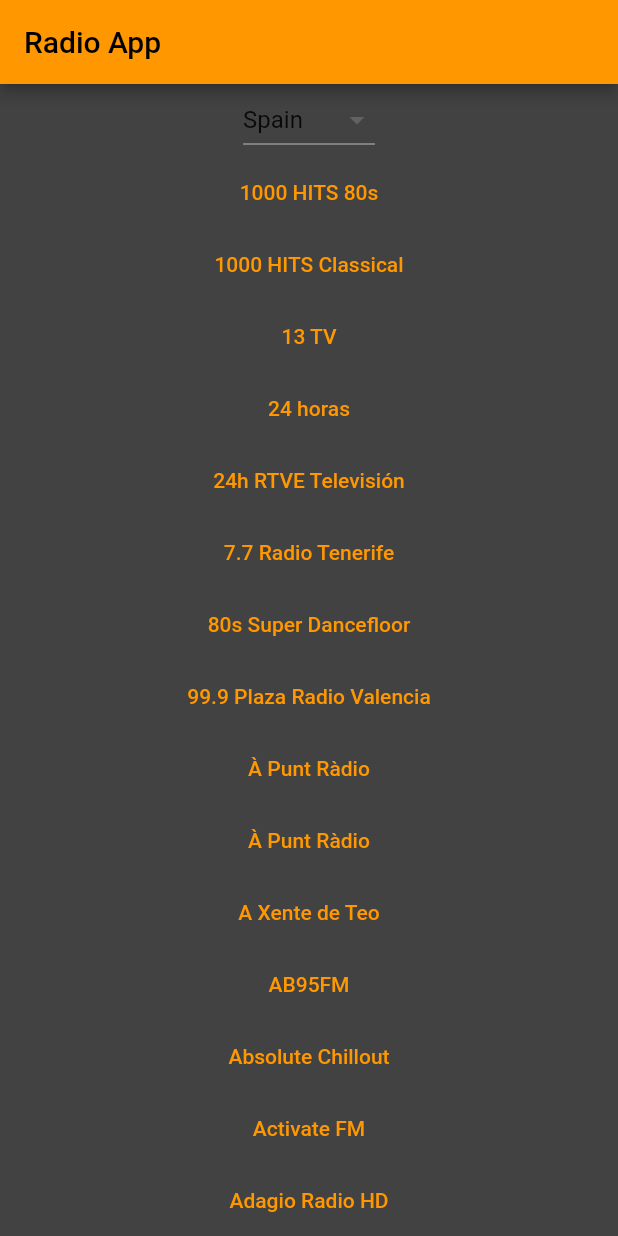
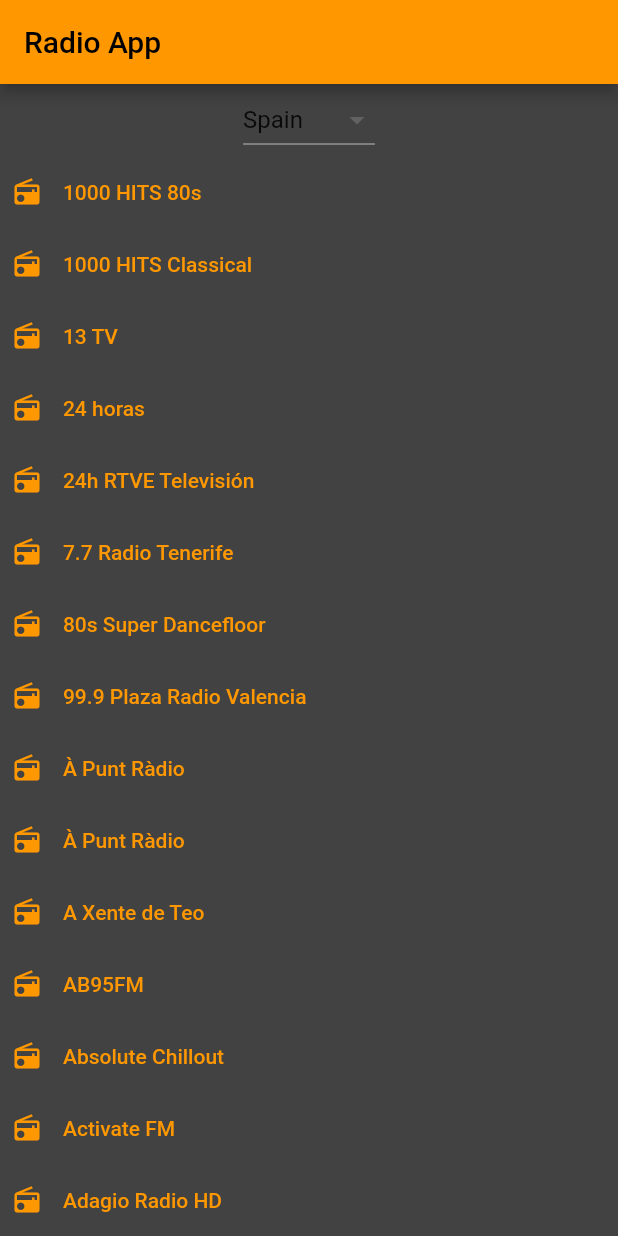
Before and after one commit to jlpg81/radio-app, a Flutter app: the screen it shows after launch, scrolled down 576 dp, on a phone screen of 412 x 824 dp. Run offline on Flutter 3.47's test engine with Material 2 defaults, Android fonts, the phone set to English and light mode, and no system bars; our stand-ins replace audioplayers, google_mobile_ads.

Commit message:
minimal visual improvements

```diff
--- a/lib/main.dart
+++ b/lib/main.dart
@@ -1,4 +1,6 @@
 import 'package:flutter/material.dart';
+
+import 'package:google_mobile_ads/google_mobile_ads.dart';
 
 import 'src/app.dart';
 import 'src/settings/settings_controller.dart';
@@ -16,5 +18,8 @@ void main() async {
   // Run the app and pass in the SettingsController. The app listens to the
   // SettingsController for changes, then passes it further down to the
   // SettingsView.
+  WidgetsFlutterBinding.ensureInitialized();
+  MobileAds.instance.initialize();
+
   runApp(MyApp(settingsController: settingsController));
 }
--- a/lib/src/home/radio_list.dart
+++ b/lib/src/home/radio_list.dart
@@ -18,8 +18,12 @@ class RadioList extends StatelessWidget {
 
     return Expanded(
       child: SingleChildScrollView(
-        child: Column(
-          children: list3,
+        child: Container(
+          alignment: Alignment.centerLeft,
+          width: MediaQuery.of(context).size.width,
+          child: Column(
+            children: list3,
+          ),
         ),
       ),
     );
--- a/lib/src/home/radio_list_item.dart
+++ b/lib/src/home/radio_list_item.dart
@@ -11,10 +11,42 @@ class RadioListItem extends StatelessWidget {
   final String favicon;
   final String url;
 
+  // favicon.isEmpty
+  //             ? Image.asset(
+  //                 'assets/images/radio.jpg',
+  //                 width: 300,
+  //                 height: 300,
+  //               )
+  //             : Image.network(
+  //                 args['favicon'],
+  //                 width: 300,
+  //                 height: 300,
+  //               ),
+
   @override
   Widget build(BuildContext context) {
     return TextButton(
-      child: Text(name),
+      style: TextButton.styleFrom(
+        fixedSize: Size(MediaQuery.of(context).size.width - 20, 0),
+      ),
+      child: Align(
+        alignment: Alignment.centerLeft,
+        child: Row(
+          children: [
+            const Icon(
+              Icons.radio,
+              size: 20.0,
+            ),
+            const Text('    '),
+            Expanded(
+              child: Text(
+                name,
+                overflow: TextOverflow.ellipsis,
+              ),
+            ),
+          ],
+        ),
+      ),
       onPressed: () {
         Navigator.pushNamed(
           context,
--- a/pubspec.yaml
+++ b/pubspec.yaml
@@ -13,6 +13,7 @@ dependencies:
   audioplayers: ^4.1.0
   flutter:
     sdk: flutter
+  google_mobile_ads: ^3.1.0
   http: ^0.13.5
 
 dev_dependencies:
```
Also changed, not shown: lib/src/home/banner.dart (added, +69 -0 lines), lib/src/player/player.dart (+27 -9 lines), assets/images/radio.jpg (added), pubspec.lock.
